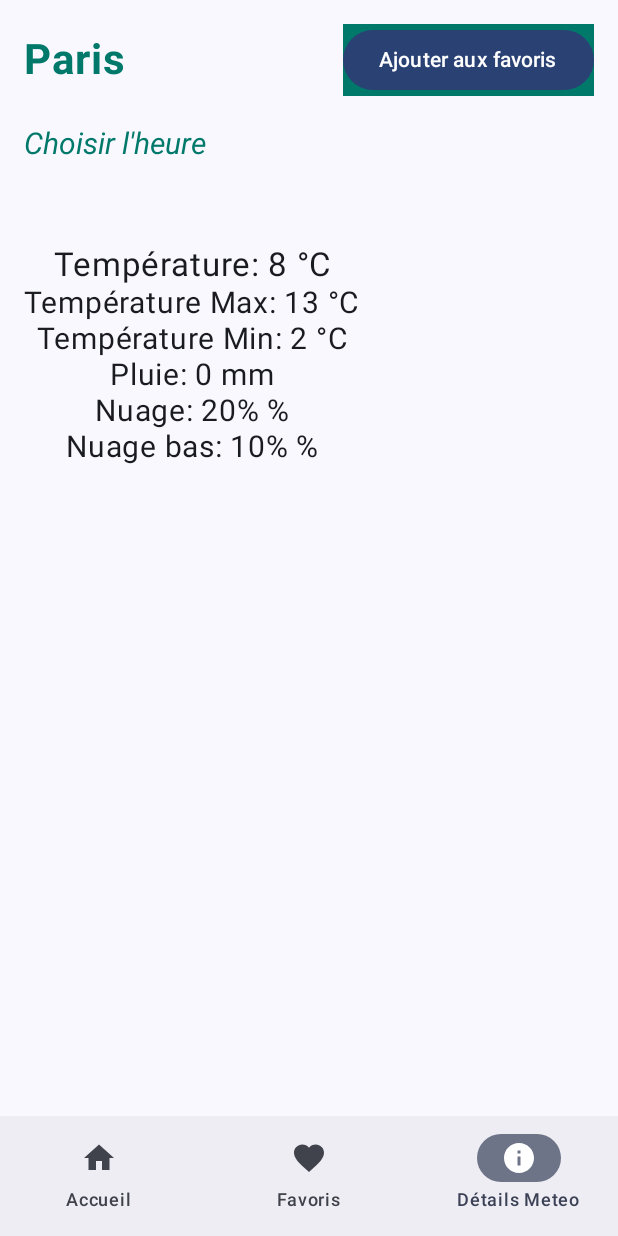
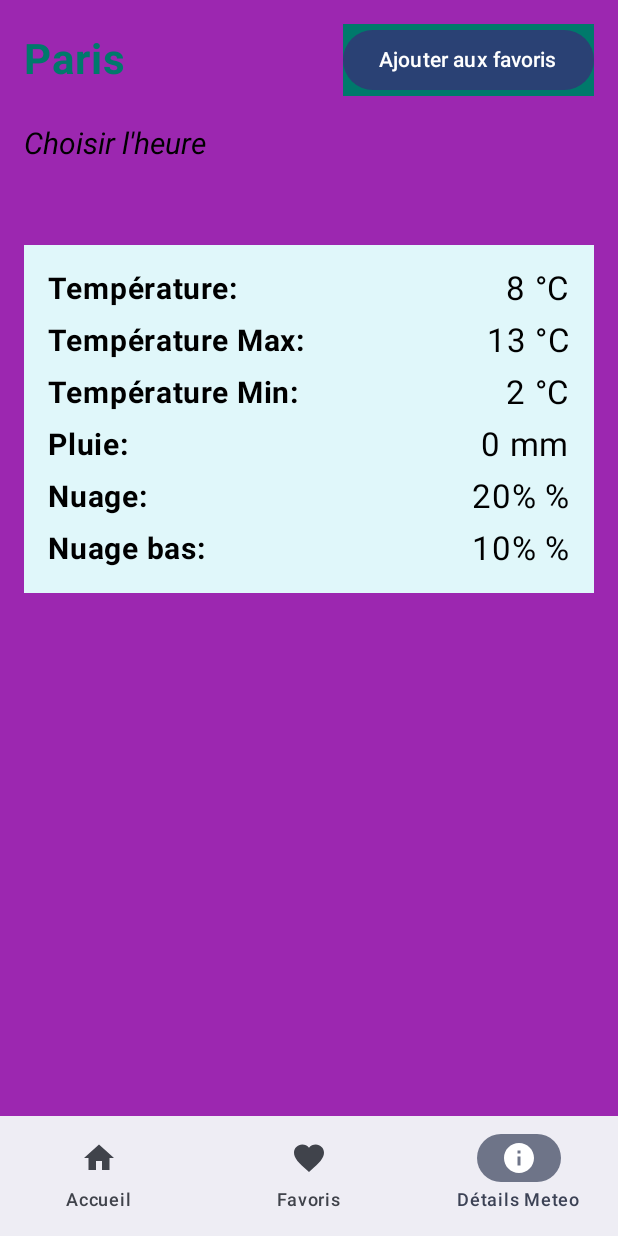
Before and after one commit to yasminehamadene/M-t-o_, an Android app built with Jetpack Compose: the MeteoDetailsView screen opened through its navigation route, on a phone screen of 412 x 824 dp. Run offline under Robolectric (Android 15) with nearby library versions, the phone set to English and light mode, and no system bars.

Commit message:
Ajout de l'api

```diff
--- a/app/build.gradle.kts
+++ b/app/build.gradle.kts
@@ -68,6 +68,10 @@ dependencies {
     androidTestImplementation(libs.androidx.ui.test.junit4)
     debugImplementation(libs.androidx.ui.tooling)
     debugImplementation(libs.androidx.ui.test.manifest)
+    // Ajout de Retrofit, Gson et OkHttp
+    implementation("com.squareup.retrofit2:retrofit:2.9.0")
+    implementation("com.squareup.retrofit2:converter-gson:2.9.0")
+    implementation("com.squareup.okhttp3:logging-interceptor:4.9.0")
 
 
 }
--- a/app/src/main/AndroidManifest.xml
+++ b/app/src/main/AndroidManifest.xml
@@ -4,6 +4,8 @@
     <uses-permission android:name="android.permission.ACCESS_BACKGROUND_LOCATION" />
     <uses-permission android:name="android.permission.ACCESS_COARSE_LOCATION" />
     <uses-permission android:name="android.permission.ACCESS_FINE_LOCATION" />
+    <uses-permission android:name="android.permission.ACCESS_FINE_LOCATION" />
+    <uses-permission android:name="android.permission.ACCESS_COARSE_LOCATION" />
 
 
     <application
--- a/app/src/main/java/com/example/mto_/MainActivity.kt
+++ b/app/src/main/java/com/example/mto_/MainActivity.kt
@@ -5,6 +5,7 @@ import androidx.activity.ComponentActivity
 import androidx.activity.compose.setContent
 import androidx.activity.enableEdgeToEdge
 import androidx.compose.foundation.layout.padding
+import androidx.compose.foundation.background
 import androidx.compose.material3.Icon
 import androidx.compose.material3.NavigationBar
 import androidx.compose.material3.NavigationBarItem
@@ -12,11 +13,13 @@ import androidx.compose.material3.Scaffold
 import androidx.compose.material3.Text
 import androidx.compose.runtime.getValue
 import androidx.compose.ui.Modifier
+import androidx.compose.ui.graphics.Color
 import androidx.navigation.compose.currentBackStackEntryAsState
 import androidx.navigation.compose.rememberNavController
 import com.example.mto_.navigation.navigate
 import com.example.mto_.navigation.Routes
 import com.example.mto_.ui.theme.Météo_Theme
+import com.example.mto_.ui.theme.Purple // Importer la couleur Purple
 import androidx.compose.material.icons.Icons
 import androidx.compose.material.icons.filled.Favorite
 import androidx.compose.material.icons.filled.Home
@@ -34,6 +37,7 @@ class MainActivity : ComponentActivity() {
                 val currentRoute = navBackStackEntry?.destination?.route
 
                 Scaffold(
+                    containerColor = Purple, // Applique la couleur violette pour le fond global
                     bottomBar = {
                         NavigationBar {
                             // Accueil
@@ -82,7 +86,9 @@ class MainActivity : ComponentActivity() {
                 ) { paddingValues ->
                     navigate(
                         navController = navController,
-                        modifier = Modifier.padding(paddingValues)
+                        modifier = Modifier
+                            .padding(paddingValues)  // Ajoute la gestion des paddings
+                            .background(Purple)      // Applique le fond violet à toute la page
                     )
                 }
             }
--- /dev/null
+++ b/app/src/main/java/com/example/mto_/apis/weatherApi/MeteoApiService.kt
@@ -0,0 +1,13 @@
+package com.example.mto_.apis.weatherApi
+
+
+import com.example.mto_.datacontracts.MeteoDto
+import retrofit2.http.GET
+import retrofit2.http.Path
+
+interface MeteoApiService {
+
+    // Exemple d'appel API pour récupérer la météo d'une ville
+    @GET("cities/{cityName}/weather")
+    suspend fun getWeather(@Path("cityName") cityName: String): MeteoDto
+}
--- a/app/src/main/java/com/example/mto_/ui/theme/Color.kt
+++ b/app/src/main/java/com/example/mto_/ui/theme/Color.kt
@@ -9,3 +9,5 @@ val Pink80 = Color(0xFFEFB8C8)
 val Purple40 = Color(0xFF6650a4)
 val PurpleGrey40 = Color(0xFF625b71)
 val Pink40 = Color(0xFF7D5260)
+
+val Purple = Color(0xFF9C27B0) // Couleur violette
--- a/app/src/main/java/com/example/mto_/views/detailsMeteoCity.kt
+++ b/app/src/main/java/com/example/mto_/views/detailsMeteoCity.kt
@@ -42,7 +42,7 @@ fun MeteoDetailsView(
     var defaultItemToShow:Hourly? = null
 
     // show the last hour
-    val greaterKey = optionsMap.keys.maxWithOrNull(compareBy{ LocalDateTime.parse(it)})
+    val greaterKey = optionsMap.keys.maxWithOrNull(compareBy{ LocalDateTime.parse(it) })
 
     if(greaterKey !== null)
         defaultItemToShow = optionsMap[greaterKey]
@@ -83,7 +83,7 @@ fun MeteoDetailsView(
             ClickableText(
                 text = AnnotatedString("Choisir l'heure"),
                 onClick = { expanded.value = !expanded.value },
-                style = TextStyle(fontSize = 20.sp, fontStyle = FontStyle.Italic, color = Color(0xFF00796B))
+                style = TextStyle(fontSize = 20.sp, fontStyle = FontStyle.Italic, color = Color(0xFF000000))
             )
             DropdownMenu(
                 expanded = expanded.value,
@@ -107,15 +107,74 @@ fun MeteoDetailsView(
         hourlyNow.value?.let {
             Spacer(modifier = Modifier.height(16.dp))
             Column(
-                horizontalAlignment = Alignment.CenterHorizontally
+                horizontalAlignment = Alignment.CenterHorizontally,
+                modifier = Modifier.fillMaxWidth().background(Color(0xFFE0F7FA)).padding(16.dp)
             ) {
-                Text("Température: ${it.temperature} ${weatherDto.temperatureUnit}", fontSize = 22.sp)
-                Text("Température Max: ${it.temperatureMax} ${weatherDto.temperatureUnit}", fontSize = 20.sp)
-                Text("Température Min: ${it.temperatureMin} ${weatherDto.temperatureUnit}", fontSize = 20.sp)
-                Text("Pluie: ${it.rainMeasure} ${weatherDto.rainMeasureUnit}", fontSize = 20.sp)
-                Text("Nuage: ${it.cloudHighMeasure} ${weatherDto.cloudMeasureUnit}", fontSize = 20.sp)
-                Text("Nuage bas: ${it.cloudLowMeasure} ${weatherDto.cloudMeasureUnit}", fontSize = 20.sp)
+                // Température
+                Row(
+                    verticalAlignment = Alignment.CenterVertically,
+                    horizontalArrangement = Arrangement.SpaceBetween,
+                    modifier = Modifier.fillMaxWidth()
+                ) {
+                    Text("Température:", fontSize = 20.sp, fontWeight = FontWeight.Bold)
+                    Text("${it.temperature} ${weatherDto.temperatureUnit}", fontSize = 22.sp)
+                }
+                Spacer(modifier = Modifier.height(8.dp))
 
+                // Température Max et Min
+                Row(
+                    verticalAlignment = Alignment.CenterVertically,
+                    horizontalArrangement = Arrangement.SpaceBetween,
+                    modifier = Modifier.fillMaxWidth()
+                ) {
+                    Text("Température Max:", fontSize = 20.sp, fontWeight = FontWeight.Bold)
+                    Text("${it.temperatureMax} ${weatherDto.temperatureUnit}", fontSize = 22.sp)
+                }
+                Spacer(modifier = Modifier.height(8.dp))
+
+                Row(
+                    verticalAlignment = Alignment.CenterVertically,
+                    horizontalArrangement = Arrangement.SpaceBetween,
+                    modifier = Modifier.fillMaxWidth()
+                ) {
+                    Text("Température Min:", fontSize = 20.sp, fontWeight = FontWeight.Bold)
+                    Text("${it.temperatureMin} ${weatherDto.temperatureUnit}", fontSize = 22.sp)
+                }
+                Spacer(modifier = Modifier.height(8.dp))
+
+                // Pluie
+                Row(
+                    verticalAlignment = Alignment.CenterVertically,
+                    horizontalArrangement = Arrangement.SpaceBetween,
+                    modifier = Modifier.fillMaxWidth()
+                ) {
+                    Text("Pluie:", fontSize = 20.sp, fontWeight = FontWeight.Bold)
+                    Text("${it.rainMeasure} ${weatherDto.rainMeasureUnit}", fontSize = 22.sp)
+                }
+
+                Spacer(modifier = Modifier.height(8.dp))
+
+                // Nuage
+                Row(
+                    verticalAlignment = Alignment.CenterVertically,
+                    horizontalArrangement = Arrangement.SpaceBetween,
+                    modifier = Modifier.fillMaxWidth()
+                ) {
+                    Text("Nuage:", fontSize = 20.sp, fontWeight = FontWeight.Bold)
+                    Text("${it.cloudHighMeasure} ${weatherDto.cloudMeasureUnit}", fontSize = 22.sp)
+                }
+
+                Spacer(modifier = Modifier.height(8.dp))
+
+                // Nuage bas
+                Row(
+                    verticalAlignment = Alignment.CenterVertically,
+                    horizontalArrangement = Arrangement.SpaceBetween,
+                    modifier = Modifier.fillMaxWidth()
+                ) {
+                    Text("Nuage bas:", fontSize = 20.sp, fontWeight = FontWeight.Bold)
+                    Text("${it.cloudLowMeasure} ${weatherDto.cloudMeasureUnit}", fontSize = 22.sp)
+                }
             }
         }
     }
```
Also changed, not shown: app/src/main/java/com/example/mto_/apis/weatherApi/ApiClient.kt (added).
